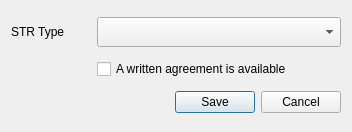
This is ui/ui_str_editor.ui in gltn/stdm as Qt 5 draws it before an edit. The edited form follows.
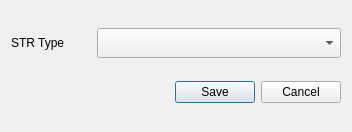
This is the edited form.

```diff
--- a/ui/ui_str_editor.ui
+++ b/ui/ui_str_editor.ui
@@ -14,32 +14,8 @@
    <string>Social Tenure Relationship Editor</string>
   </property>
   <layout class="QGridLayout" name="gridLayout">
-   <item row="3" column="0" colspan="2">
-    <widget class="QDialogButtonBox" name="buttonBox">
-     <property name="orientation">
-      <enum>Qt::Horizontal</enum>
-     </property>
-     <property name="standardButtons">
-      <set>QDialogButtonBox::Cancel|QDialogButtonBox::Save</set>
-     </property>
-    </widget>
-   </item>
-   <item row="1" column="1">
-    <widget class="QComboBox" name="cboSTRType">
-     <property name="minimumSize">
-      <size>
-       <width>0</width>
-       <height>30</height>
-      </size>
-     </property>
-    </widget>
-   </item>
-   <item row="2" column="1">
-    <widget class="QCheckBox" name="chkSTRAgreement">
-     <property name="text">
-      <string>A written agreement is available</string>
-     </property>
-    </widget>
+   <item row="0" column="0" colspan="2">
+    <layout class="QVBoxLayout" name="vlNotification"/>
    </item>
    <item row="1" column="0">
     <widget class="QLabel" name="label_15">
@@ -54,8 +30,25 @@
      </property>
     </widget>
    </item>
-   <item row="0" column="0" colspan="2">
-    <layout class="QVBoxLayout" name="vlNotification"/>
+   <item row="1" column="1">
+    <widget class="QComboBox" name="cboSTRType">
+     <property name="minimumSize">
+      <size>
+       <width>0</width>
+       <height>30</height>
+      </size>
+     </property>
+    </widget>
+   </item>
+   <item row="2" column="0" colspan="2">
+    <widget class="QDialogButtonBox" name="buttonBox">
+     <property name="orientation">
+      <enum>Qt::Horizontal</enum>
+     </property>
+     <property name="standardButtons">
+      <set>QDialogButtonBox::Cancel|QDialogButtonBox::Save</set>
+     </property>
+    </widget>
    </item>
   </layout>
  </widget>
```
